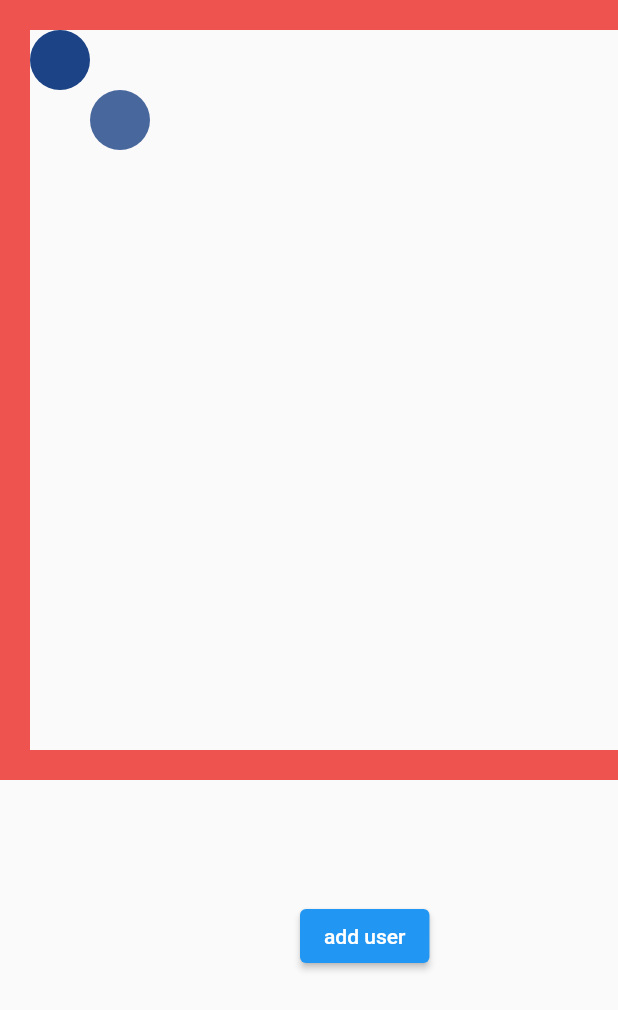
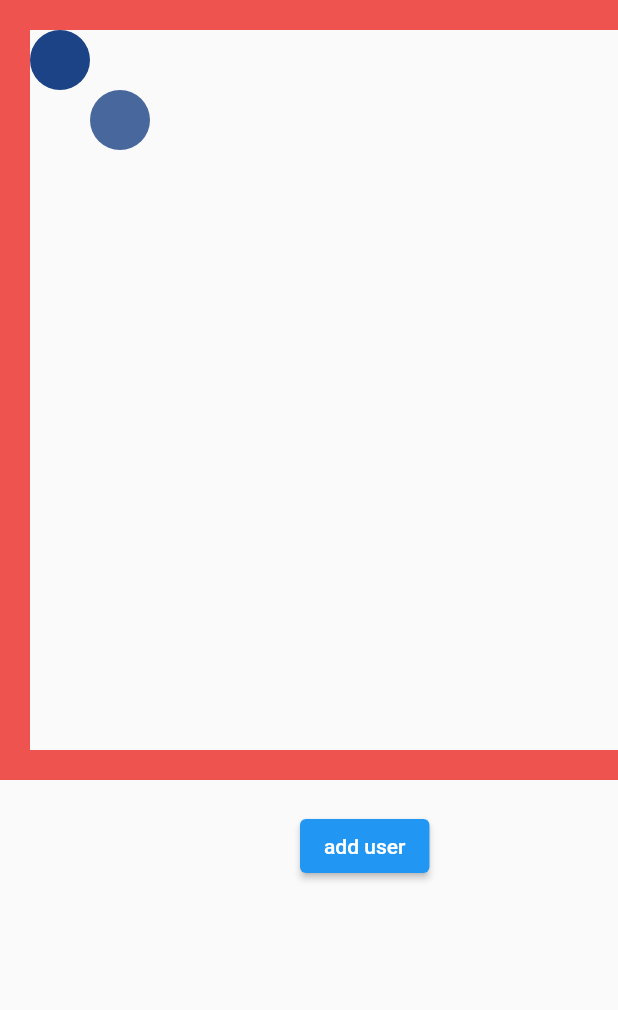
Before and after one commit to ssoumaille/synchronous_position_cercle, a Flutter app: the screen it shows after launch, after a tap on "add user", on a phone screen of 412 x 824 dp. Shown: the top 1010 px of the screen. Run offline on Flutter 3.47's test engine with Material 2 defaults, Android fonts, the light colour scheme and no system bars; our stand-ins replace cloud_firestore, firebase_core, flutter_riverpod, freezed_annotation, rxdart; accounts and stored records are empty; generated files the repository leaves out were written again.

Commit message:
Refactor unit tests and main file

```diff
--- a/lib/main.dart
+++ b/lib/main.dart
@@ -11,35 +11,34 @@ import 'firebase_options.dart';
 import 'circle/circle.dart';
 
 void main() async {
-
   await Firebase.initializeApp(options: DefaultFirebaseOptions.currentPlatform);
-  firestore =FirebaseFirestore.instance;
+  firestoreInstance = FirebaseFirestore.instance;
 
   await initApp();
-
   runApp(const ProviderScope(child: MyApp()));
 }
 
-initApp() async{
-  issync =false;
-  firestore.collection(Collection.position.name)
+Future<void> initApp() async{
+  isSync = false;
+  firestoreInstance.collection(Collection.position.name)
       .doc(idCircle).set({"x" : 20, "y" : 20, "color": color});
-  final document  = await firestore
+  final document  = await firestoreInstance
       .collection(Collection.position.name)
       .doc(idCircle).get();
   myCircle = Circle(id: idCircle, x: document.data()!['x'], y:document.data()!['y'], color:document.data()!['color']);
 
+  /* TODO  Find a way to not comment theses lines for testing*/
   // throttler.throttleTime(const Duration(milliseconds: 100)).forEach((element) {
-  //   issync =true;
+  //   isSync =true;
   //   element();
   // });
-
 }
-late  FirebaseFirestore  firestore;
+late  FirebaseFirestore  firestoreInstance;
 final idCircle = '9999999';//'''${Random().nextInt(9999999)}';
 
 enum Collection { position }
-late bool issync ;
+late bool isSync;
+
 // Random color for circles
 final color = (math.Random().nextDouble() * 0xFFFFFF).toInt();
 final randomColor = Color(color).withOpacity(1.0);
@@ -51,7 +50,7 @@ late Circle myCircle;
 
 // Providers
 final offsetProvider = StateProvider<Offset>((ref) => Offset(20, 20));
-final firestoreSCircleProvider = StreamProvider<List<Circle>>((ref) => firestore
+final firestoreSCircleProvider = StreamProvider<List<Circle>>((ref) => firestoreInstance
     .collection(Collection.position.name).snapshots().map((event) {
   return event.docs.where((ee) => ee.id != idCircle).map((e) {
         return Circle(
@@ -62,8 +61,6 @@ final firestoreSCircleProvider = StreamProvider<List<Circle>>((ref) => firestore
 ,        );
       }).toList();
 }));
-
-
 
 Offset limitingMovementToWindowOnly(Offset position) {
   myThrottledOffset = position;
@@ -81,9 +78,6 @@ Offset limitingMovementToWindowOnly(Offset position) {
   }
   return myThrottledOffset;
 }
-
-
-
 
 class MyApp extends StatelessWidget {
   const MyApp({super.key});
@@ -154,16 +148,17 @@ class DragGame extends ConsumerWidget {
                 color: Colors.red.shade400,
               ),
             ),
-
             Positioned(
-              top: 600,
+              top: 540,
               left: 200,
-
               child: ElevatedButton(
                 child: Text("add user"),
                 onPressed: (){
-                  firestore.collection(Collection.position.name)
-                      .doc((math.Random().nextInt(99999)).toInt().toString()).set({"x" : Random().nextInt(460), "y" : Random().nextInt(460), "color": (math.Random().nextDouble() * 0xFFFFFF).toInt()});
+                  firestoreInstance.collection(Collection.position.name)
+                      .doc((math.Random().nextInt(99999)).toInt().toString())
+                      .set({"x" : Random().nextInt(460),
+                    "y" : Random().nextInt(460),
+                    "color": (math.Random().nextDouble() * 0xFFFFFF).toInt()});
                 },
               ),
             ),
@@ -192,8 +187,8 @@ class CirclesFromFirestore extends ConsumerWidget {
   );
 }
 
- updatePositionFirestore() {
-  return firestore.collection(Collection.position.name).doc(idCircle).update(
+updatePositionFirestore() {
+  return firestoreInstance.collection(Collection.position.name).doc(idCircle).update(
       {
         "x": myThrottledOffset.dx,
         "y": myThrottledOffset.dy,
@@ -205,8 +200,6 @@ class MyDraggableCircle extends ConsumerWidget {
   const MyDraggableCircle(this.circle,  {Key? key}) : super(key: key);
 
   Widget buildCircle(Color color) => CircleAvatar(backgroundColor: color,);
-
-
 
   @override
   build(_, ref) => Positioned(
```
Also changed, not shown: 1 other file.
